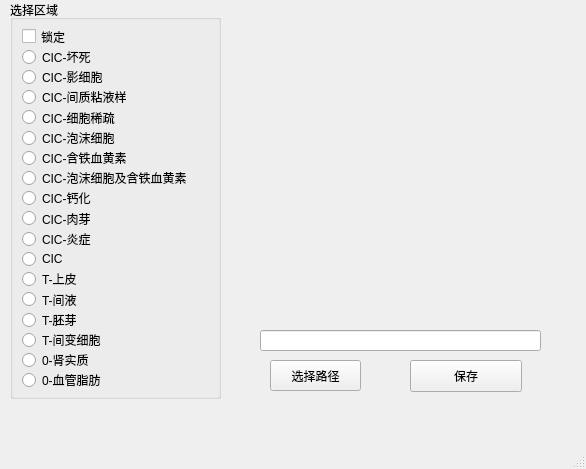
Before: the Qt Designer form ScreenshotUI/mainwindow.ui in ycDongkj/Screenshot, drawn with Qt 5.
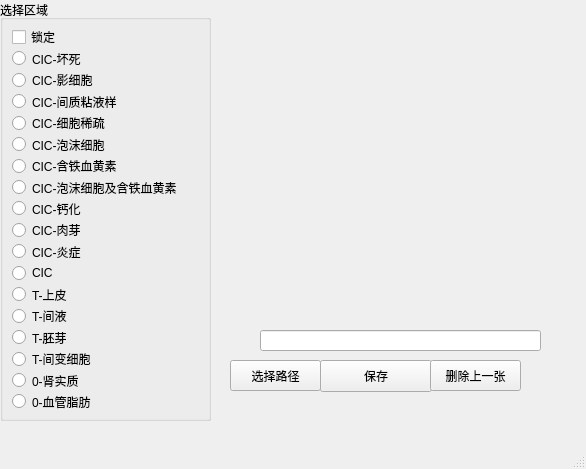
After: the same form once the commit is applied.

The edit to the form file:
```diff
--- a/ScreenshotUI/mainwindow.ui
+++ b/ScreenshotUI/mainwindow.ui
@@ -17,7 +17,7 @@
    <widget class="QPushButton" name="selpathButton">
     <property name="geometry">
      <rect>
-      <x>270</x>
+      <x>230</x>
       <y>360</y>
       <width>91</width>
       <height>31</height>
@@ -30,7 +30,7 @@
    <widget class="QPushButton" name="saveButton">
     <property name="geometry">
      <rect>
-      <x>410</x>
+      <x>320</x>
       <y>360</y>
       <width>112</width>
       <height>32</height>
@@ -43,10 +43,10 @@
    <widget class="QGroupBox" name="groupBox">
     <property name="geometry">
      <rect>
-      <x>10</x>
+      <x>0</x>
       <y>0</y>
       <width>211</width>
-      <height>399</height>
+      <height>421</height>
      </rect>
     </property>
     <property name="title">
@@ -204,6 +204,19 @@
      </rect>
     </property>
    </widget>
+   <widget class="QPushButton" name="dellastButton">
+    <property name="geometry">
+     <rect>
+      <x>430</x>
+      <y>360</y>
+      <width>91</width>
+      <height>31</height>
+     </rect>
+    </property>
+    <property name="text">
+     <string>删除上一张</string>
+    </property>
+   </widget>
   </widget>
   <widget class="QMenuBar" name="menubar">
    <property name="geometry">
```
